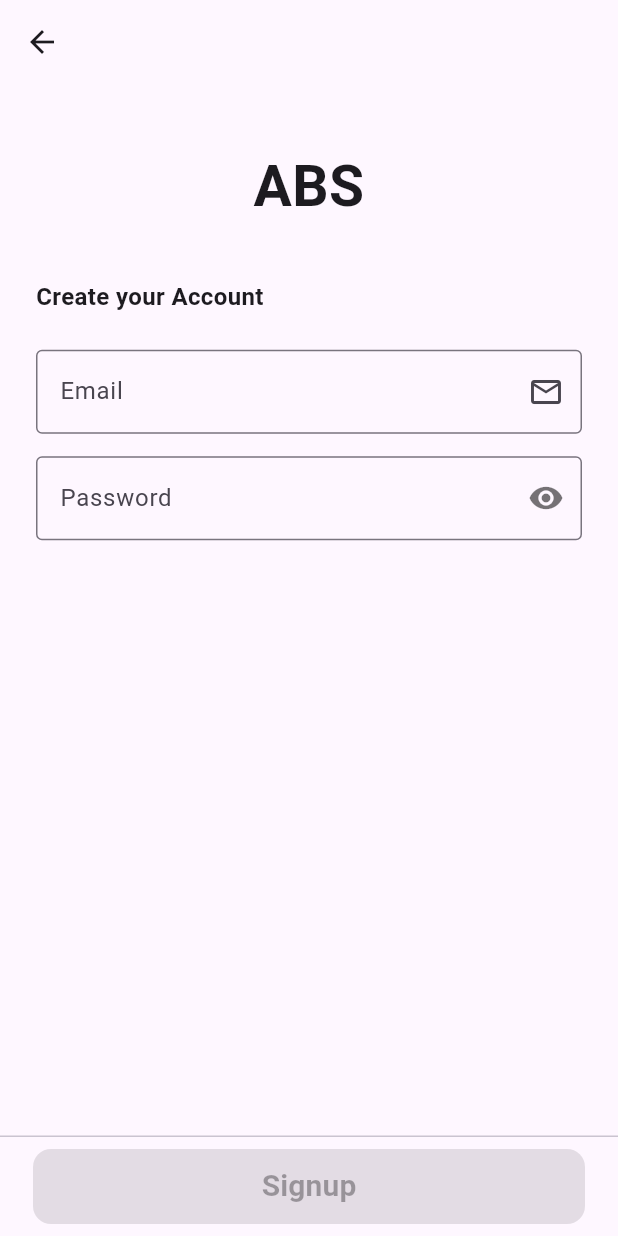
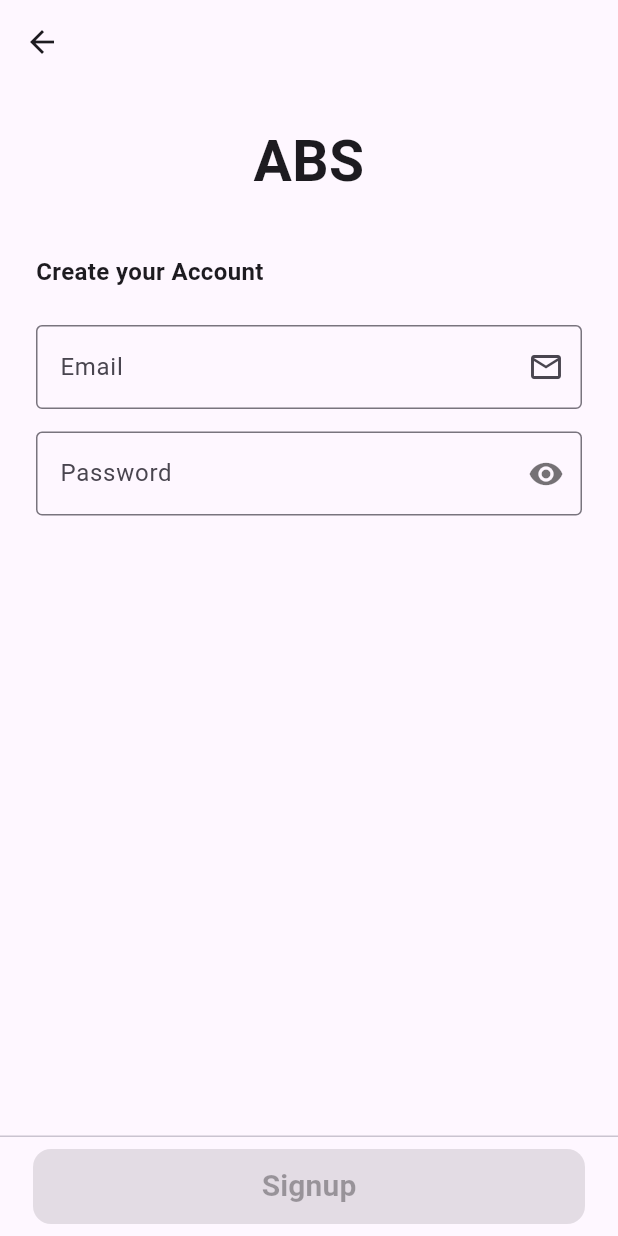
Before and after one commit to georgegoldman/musical_fortnight, a Flutter app: the SignupScreen screen opened by its route, on a phone screen of 412 x 824 dp. Run offline on Flutter 3.47's test engine with Material 2 defaults, Android fonts, the phone set to English and light mode, and no system bars; our stand-ins replace cloud_firestore, firebase_core; accounts and stored records are empty.

Commit message:
remaining updated

```diff
--- a/lib/src/presentation/widgets/login.dart
+++ b/lib/src/presentation/widgets/login.dart
@@ -135,10 +135,7 @@ class _LoginScreenState extends State<LoginScreen> {
                           RegExp(r'^[a-zA-Z0-9.]+@[a-zA-Z0-9]+\.[a-zA-Z]+')
                               .hasMatch(_email.text.toString()))
                       ? () {
-                          if (_formKey.currentState!.validate()) {
-                            // ScaffoldMessenger.of(context).showSnackBar(
-                            //     const SnackBar(content: Text('Processing Data')));
-                          }
+                          print("loading");
                         }
                       : null,
                   child: const Text(
--- a/lib/src/presentation/widgets/signup.dart
+++ b/lib/src/presentation/widgets/signup.dart
@@ -29,7 +29,7 @@ class _SignupScreenState extends State<SignupScreen> {
         child: ListView(
           padding: EdgeInsets.symmetric(
               horizontal: 24,
-              vertical: MediaQuery.of(context).size.height * 0.05),
+              vertical: MediaQuery.of(context).size.height * 0.03),
           children: <Widget>[
             const Text(
               "ABS",
```
